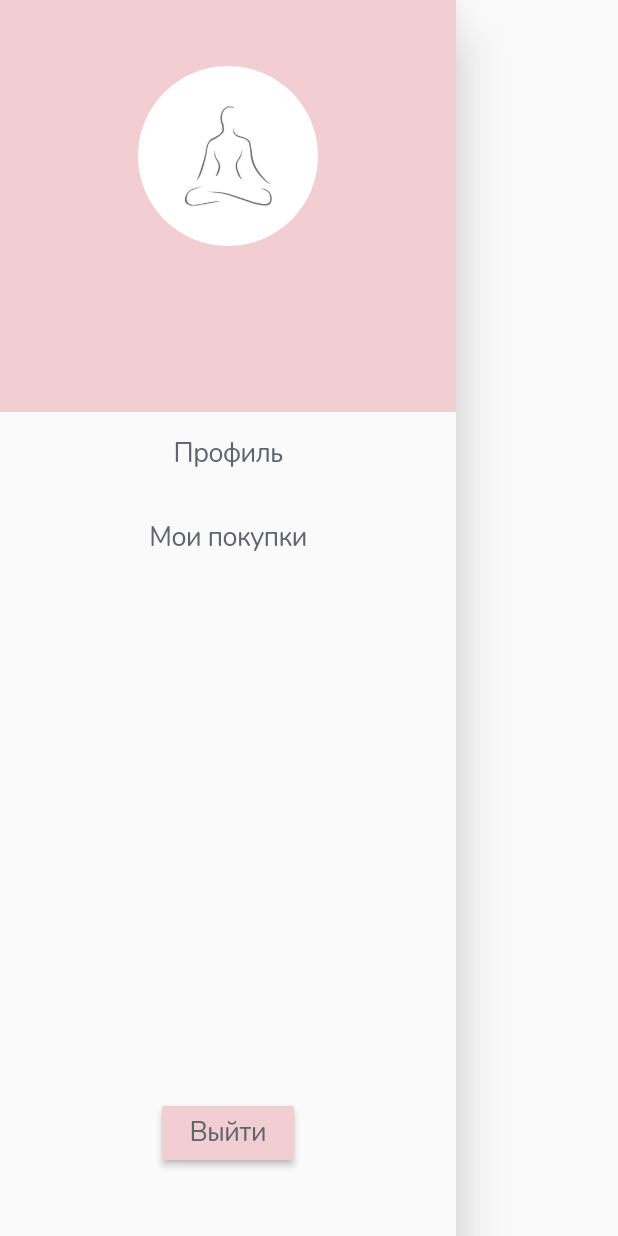
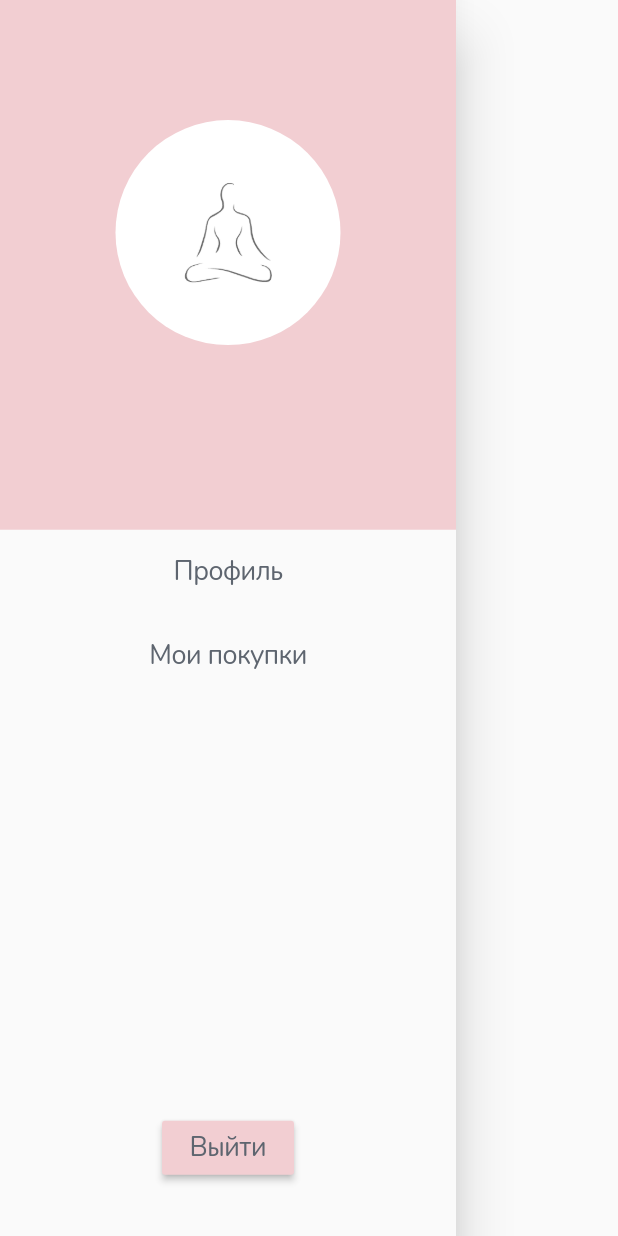
Before and after one commit to evgeshayoga/evgeshayoga-mobile, a Flutter app: what drawerProgramScreen() shows on an empty page, opened directly with empty values, on a phone screen of 412 x 824 dp. Run offline on Flutter 3.47's test engine with Material 2 defaults, Android fonts, the phone set to English and light mode, and no system bars; our stand-ins replace chewie, firebase_auth, firebase_database, flutter_widget_from_html, modal_progress_hud, video_player; accounts and stored records are empty; network calls fail.

Commit message:
Fix programs drawer for small screens

```diff
--- a/lib/ui/programs/components/drawer_programs_screen.dart
+++ b/lib/ui/programs/components/drawer_programs_screen.dart
@@ -13,17 +13,15 @@ Widget drawerProgramScreen(User user, context, userUid, isLandscape) {
       child: Column(
         children: <Widget>[
           Expanded(
-            flex: 2,
+            flex: 3,
             child: Container(
               color: Style.pinkMain,
-              alignment: Alignment.center,
               child: Center(
-                child: Column(
-                  children: <Widget>[
-                    ListTile(
-                      contentPadding: isLandscape
-                          ? EdgeInsets.only(top: 10)
-                          : EdgeInsets.only(top: 40),
+                child: Container(
+                  child: ListTile(
+//                  contentPadding: isLandscape
+//                      ? EdgeInsets.only(top: 10)
+//                      : EdgeInsets.only(top: 10),
                     title: isLandscape
                         ? Text("")
                         : CircleAvatar(
@@ -32,14 +30,20 @@ Widget drawerProgramScreen(User user, context, userUid, isLandscape) {
                               'assets/images/avatar.png',
                               height: 75,
                             ),
-                              minRadius: 60,
+                            minRadius: 40,
+                            maxRadius: 75,
+                          ),
+                    subtitle: Padding(
+                      padding: isLandscape
+                          ? const EdgeInsets.only(top: 0.0)
+                          : const EdgeInsets.only(top: 10.0),
+                      child: Text(
+                        user.userName,
+                        style: Style.headerTextStyle,
+                        textAlign: TextAlign.center,
                       ),
                     ),
-                    Text(
-                      user.userName,
-                      style: Style.headerTextStyle,
                   ),
-                  ],
                 ),
               ),
             ),
```
Also changed, not shown: assets/launcher/icon-ios.png, 24 other files. Lines whose indentation alone changed are shown as unchanged.
